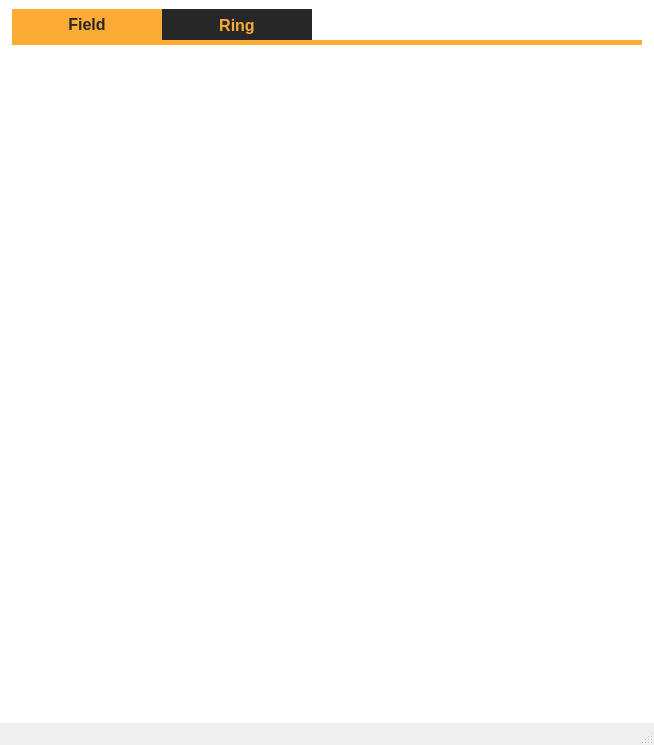
yevkk/polynomial-calculus, file gui/mainwindow.ui: the form before one commit.
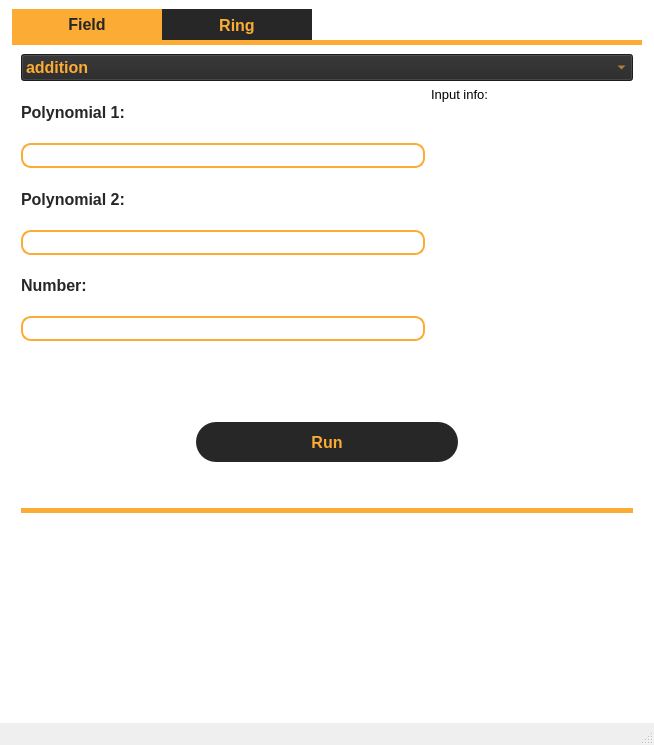
The form after the commit. The open tabs and pages were chosen to show the change.

Commit message: field tab

```diff
--- a/gui/mainwindow.ui
+++ b/gui/mainwindow.ui
@@ -33,12 +33,8 @@
    <layout class="QGridLayout" name="gridLayout">
     <item row="0" column="0">
      <widget class="QStackedWidget" name="stackedWidget">
-      <property name="currentIndex">
-       <number>0</number>
-      </property>
-      <widget class="QWidget" name="setupPage">
-       <property name="styleSheet">
-        <string notr="true">QPushButton {
+      <property name="styleSheet">
+       <string notr="true">QPushButton {
 	height: 40px;
     border-radius: 20px;
     background-color: #272727;
@@ -49,7 +45,19 @@
     background-color: #fcab35;
     color: #272727;
 }
+
+QLineEdit {
+	border-radius: 10px;
+	border: 2px solid #fcab35;
+}
 </string>
+      </property>
+      <property name="currentIndex">
+       <number>0</number>
+      </property>
+      <widget class="QWidget" name="setupPage">
+       <property name="styleSheet">
+        <string notr="true"/>
        </property>
        <layout class="QVBoxLayout" name="verticalLayout_2" stretch="1,1,1,5,1">
         <property name="leftMargin">
@@ -389,6 +397,270 @@
            <attribute name="title">
             <string>Field</string>
            </attribute>
+           <layout class="QVBoxLayout" name="verticalLayout" stretch="1,5,1,0,3">
+            <item>
+             <widget class="QComboBox" name="fieldActionSelect">
+              <property name="font">
+               <font>
+                <family>Segoe UI</family>
+                <pointsize>12</pointsize>
+                <weight>75</weight>
+                <bold>true</bold>
+               </font>
+              </property>
+              <property name="styleSheet">
+               <string notr="true">color: #fcab35; background: #272727;</string>
+              </property>
+              <item>
+               <property name="text">
+                <string>addition</string>
+               </property>
+              </item>
+              <item>
+               <property name="text">
+                <string>subtraction</string>
+               </property>
+              </item>
+              <item>
+               <property name="text">
+                <string>multplication</string>
+               </property>
+              </item>
+              <item>
+               <property name="text">
+                <string>inverted element</string>
+               </property>
+              </item>
+              <item>
+               <property name="text">
+                <string>power</string>
+               </property>
+              </item>
+             </widget>
+            </item>
+            <item>
+             <layout class="QHBoxLayout" name="inputFieldHolder" stretch="2,1">
+              <item>
+               <layout class="QVBoxLayout" name="verticalLayout_3" stretch="2,2,2,2,2,2,3">
+                <item>
+                 <widget class="QLabel" name="polynomial2FieldLabel_2">
+                  <property name="font">
+                   <font>
+                    <family>Segoe UI</family>
+                    <pointsize>12</pointsize>
+                    <weight>75</weight>
+                    <bold>true</bold>
+                   </font>
+                  </property>
+                  <property name="styleSheet">
+                   <string notr="true">color: #272727;</string>
+                  </property>
+                  <property name="text">
+                   <string>Polynomial 1:</string>
+                  </property>
+                 </widget>
+                </item>
+                <item>
+                 <widget class="QLineEdit" name="polynomial1FieldLine">
+                  <property name="font">
+                   <font>
+                    <family>Segoe UI</family>
+                    <pointsize>12</pointsize>
+                   </font>
+                  </property>
+                  <property name="styleSheet">
+                   <string notr="true">color: #272727;</string>
+                  </property>
+                 </widget>
+                </item>
+                <item>
+                 <widget class="QLabel" name="polynomial2FieldLabel">
+                  <property name="font">
+                   <font>
+                    <family>Segoe UI</family>
+                    <pointsize>12</pointsize>
+                    <weight>75</weight>
+                    <bold>true</bold>
+                   </font>
+                  </property>
+                  <property name="styleSheet">
+                   <string notr="true">color: #272727;</string>
+                  </property>
+                  <property name="text">
+                   <string>Polynomial 2:</string>
+                  </property>
+                 </widget>
+                </item>
+                <item>
+                 <widget class="QLineEdit" name="polynomial2FieldLine">
+                  <property name="font">
+                   <font>
+                    <family>Segoe UI</family>
+                    <pointsize>12</pointsize>
+                   </font>
+                  </property>
+                  <property name="styleSheet">
+                   <string notr="true">color: #272727;</string>
+                  </property>
+                 </widget>
+                </item>
+                <item>
+                 <widget class="QLabel" name="label_5">
+                  <property name="font">
+                   <font>
+                    <family>Segoe UI</family>
+                    <pointsize>12</pointsize>
+                    <weight>75</weight>
+                    <bold>true</bold>
+                   </font>
+                  </property>
+                  <property name="styleSheet">
+                   <string notr="true">color: #272727;</string>
+                  </property>
+                  <property name="text">
+                   <string>Number:</string>
+                  </property>
+                 </widget>
+                </item>
+                <item>
+                 <widget class="QLineEdit" name="numFieldLine">
+                  <property name="font">
+                   <font>
+                    <family>Segoe UI</family>
+                    <pointsize>12</pointsize>
+                   </font>
+                  </property>
+                  <property name="styleSheet">
+                   <string notr="true">color: #272727;</string>
+                  </property>
+                 </widget>
+                </item>
+                <item>
+                 <spacer name="verticalSpacer">
+                  <property name="orientation">
+                   <enum>Qt::Vertical</enum>
+                  </property>
+                  <property name="sizeHint" stdset="0">
+                   <size>
+                    <width>20</width>
+                    <height>40</height>
+                   </size>
+                  </property>
+                 </spacer>
+                </item>
+               </layout>
+              </item>
+              <item>
+               <widget class="QLabel" name="fieldInputInfoLabel">
+                <property name="sizePolicy">
+                 <sizepolicy hsizetype="Preferred" vsizetype="Preferred">
+                  <horstretch>0</horstretch>
+                  <verstretch>0</verstretch>
+                 </sizepolicy>
+                </property>
+                <property name="font">
+                 <font>
+                  <family>Segoe UI</family>
+                  <pointsize>10</pointsize>
+                 </font>
+                </property>
+                <property name="styleSheet">
+                 <string notr="true"/>
+                </property>
+                <property name="text">
+                 <string>Input info:</string>
+                </property>
+                <property name="alignment">
+                 <set>Qt::AlignLeading|Qt::AlignLeft|Qt::AlignTop</set>
+                </property>
+                <property name="margin">
+                 <number>8</number>
+                </property>
+               </widget>
+              </item>
+             </layout>
+            </item>
+            <item>
+             <layout class="QHBoxLayout" name="filedRunBtnHolder" stretch="2,3,2">
+              <item>
+               <spacer name="horizontalSpacer_5">
+                <property name="orientation">
+                 <enum>Qt::Horizontal</enum>
+                </property>
+                <property name="sizeHint" stdset="0">
+                 <size>
+                  <width>40</width>
+                  <height>20</height>
+                 </size>
+                </property>
+               </spacer>
+              </item>
+              <item>
+               <widget class="QPushButton" name="runFieldBtn">
+                <property name="font">
+                 <font>
+                  <family>Segoe UI</family>
+                  <pointsize>12</pointsize>
+                  <weight>75</weight>
+                  <bold>true</bold>
+                 </font>
+                </property>
+                <property name="text">
+                 <string>Run</string>
+                </property>
+               </widget>
+              </item>
+              <item>
+               <spacer name="horizontalSpacer_6">
+                <property name="orientation">
+                 <enum>Qt::Horizontal</enum>
+                </property>
+                <property name="sizeHint" stdset="0">
+                 <size>
+                  <width>40</width>
+                  <height>20</height>
+                 </size>
+                </property>
+               </spacer>
+              </item>
+             </layout>
+            </item>
+            <item>
+             <spacer name="verticalSpacer_2">
+              <property name="orientation">
+               <enum>Qt::Vertical</enum>
+              </property>
+              <property name="sizeHint" stdset="0">
+               <size>
+                <width>20</width>
+                <height>40</height>
+               </size>
+              </property>
+             </spacer>
+            </item>
+            <item>
+             <widget class="QLabel" name="fieldResultLabel">
+              <property name="font">
+               <font>
+                <family>Segoe UI</family>
+                <pointsize>12</pointsize>
+               </font>
+              </property>
+              <property name="styleSheet">
+               <string notr="true">color: #272727; border-top: 5px solid #fcab35;</string>
+              </property>
+              <property name="text">
+               <string/>
+              </property>
+              <property name="alignment">
+               <set>Qt::AlignLeading|Qt::AlignLeft|Qt::AlignTop</set>
+              </property>
+              <property name="margin">
+               <number>10</number>
+              </property>
+             </widget>
+            </item>
+           </layout>
           </widget>
           <widget class="QWidget" name="ringTab">
            <attribute name="title">
```
The commit also changes 2 other files.
